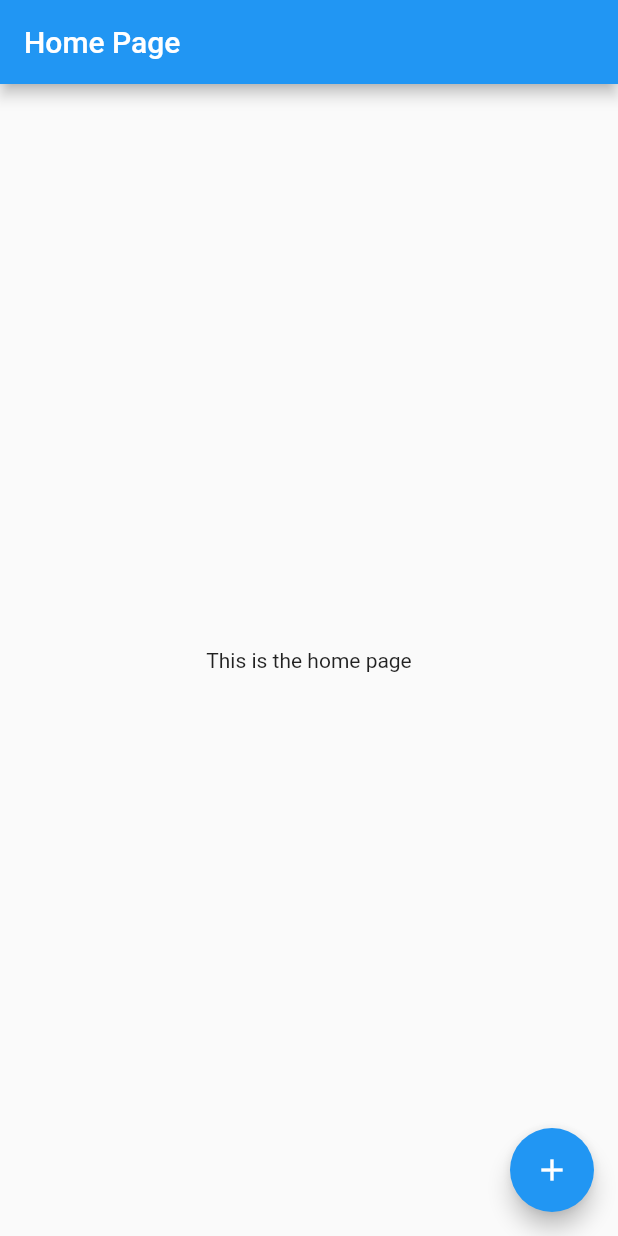
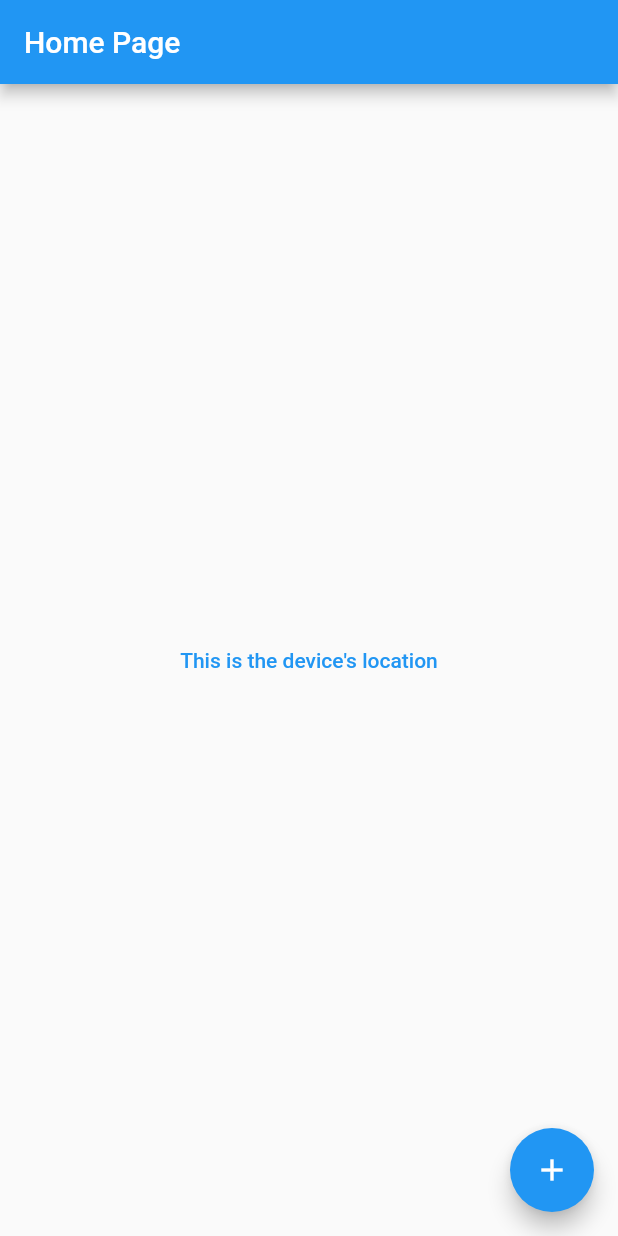
Before and after one commit to aceeedev/INRIX-Hack-22, a Flutter app: the screen it shows after launch, on a phone screen of 412 x 824 dp. Run offline on Flutter 3.47's test engine with Material 2 defaults, Android fonts, the phone set to English and light mode, and no system bars; our stand-ins replace geocoding, geolocator.

```diff
--- a/frontend/inrix_hack_22/lib/main.dart
+++ b/frontend/inrix_hack_22/lib/main.dart
@@ -1,6 +1,9 @@
+import 'dart:io';
+
 import 'package:flutter/material.dart';
 import 'package:inrix_hack_22/app.dart';
 
 void main() {
+  stderr.writeln('starting application');
   runApp(const MyApp());
 }
--- a/frontend/inrix_hack_22/lib/pages/home_page.dart
+++ b/frontend/inrix_hack_22/lib/pages/home_page.dart
@@ -17,15 +17,16 @@ class _HomePageState extends State<HomePage> {
         title: const Text("Home Page"),
       ),
       body: Center(
-        child: Column(
-          mainAxisAlignment: MainAxisAlignment.center,
-          children: const <Widget>[
-            Text(
-              'This is the home page',
-            ),
-          ],
+          child: TextButton(
+        style: ButtonStyle(
+          foregroundColor: MaterialStateProperty.all<Color>(Colors.blue),
         ),
-      ),
+        onPressed: () {
+          Navigator.of(context).push(
+              MaterialPageRoute(builder: (context) => const LocationPage()));
+        },
+        child: const Text('This is the device\'s location'),
+      )),
       floatingActionButton: FloatingActionButton(
         onPressed: () => Navigator.of(context)
             .push(MaterialPageRoute(builder: (context) => const FormPage())),
--- a/frontend/inrix_hack_22/pubspec.yaml
+++ b/frontend/inrix_hack_22/pubspec.yaml
@@ -32,6 +32,7 @@ dependencies:
   flutter:
     sdk: flutter
   geolocator: ^9.0.2
+  geocoding: ^2.0.5
 
 
 
```
Also changed, not shown: frontend/inrix_hack_22/lib/pages/location_page.dart (+66 -5 lines), frontend/inrix_hack_22/pubspec.lock.
